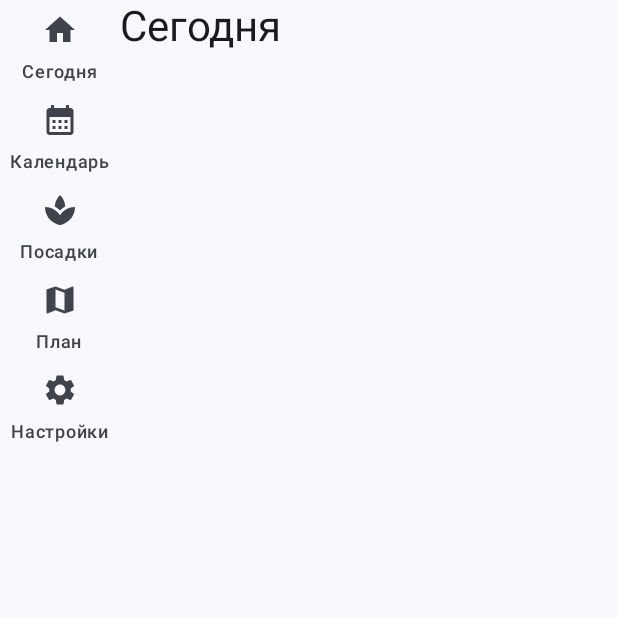
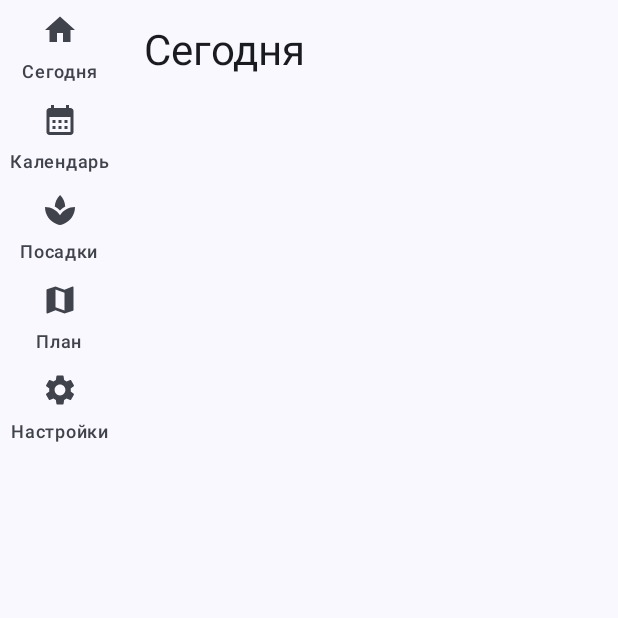
Before and after one commit to titeha/MyCottage, an Android app built with Jetpack Compose: the composable TabletLayout shown on its own in the app's theme, on a phone screen of 412 x 824 dp, the top half of it. Run offline under Robolectric (Android 15) with nearby library versions, the light colour scheme and no system bars.

Commit message:
refactor(андроид): единый каркас экранов (отступы и заголовки)

```diff
--- a/android-app/app/src/main/java/ru/mycottege/app/ui/AppRoot.kt
+++ b/android-app/app/src/main/java/ru/mycottege/app/ui/AppRoot.kt
@@ -30,6 +30,7 @@ import androidx.compose.ui.res.stringResource
 import ru.mycottege.app.R
 import androidx.compose.material.icons.filled.Settings
 import ru.mycottege.app.ui.screens.SettingsScreen
+import ru.mycottege.app.ui.common.AppScreen
 
 private data class AppTab(
   val route: String,
@@ -124,9 +125,7 @@ private fun AppNavHost(navController: NavHostController, modifier: Modifier) {
 
 @Composable
 private fun PlaceholderScreen(@StringRes titleRes: Int) {
-  Surface(Modifier.fillMaxSize()) {
-    Text(text = stringResource(titleRes), style = MaterialTheme.typography.headlineMedium)
-  }
+  AppScreen(titleRes)
 }
 
 @Composable
--- /dev/null
+++ b/android-app/app/src/main/java/ru/mycottege/app/ui/common/AppScreen.kt
@@ -0,0 +1,36 @@
+package ru.mycottege.app.ui.common
+
+import androidx.annotation.StringRes
+import androidx.compose.foundation.layout.Arrangement
+import androidx.compose.foundation.layout.Column
+import androidx.compose.foundation.layout.ColumnScope
+import androidx.compose.foundation.layout.fillMaxSize
+import androidx.compose.foundation.layout.padding
+import androidx.compose.material3.MaterialTheme
+import androidx.compose.material3.Surface
+import androidx.compose.material3.Text
+import androidx.compose.runtime.Composable
+import androidx.compose.ui.Modifier
+import androidx.compose.ui.res.stringResource
+import androidx.compose.ui.unit.dp
+
+@Composable
+fun AppScreen(
+  @StringRes titleRes: Int,
+  content: @Composable ColumnScope.() -> Unit = {}
+) {
+  Surface(modifier = Modifier.fillMaxSize()) {
+    Column(
+      modifier = Modifier
+        .fillMaxSize()
+        .padding(16.dp),
+      verticalArrangement = Arrangement.spacedBy(12.dp)
+    ) {
+      Text(
+        text = stringResource(titleRes),
+        style = MaterialTheme.typography.headlineMedium
+      )
+      content()
+    }
+  }
+}
```
